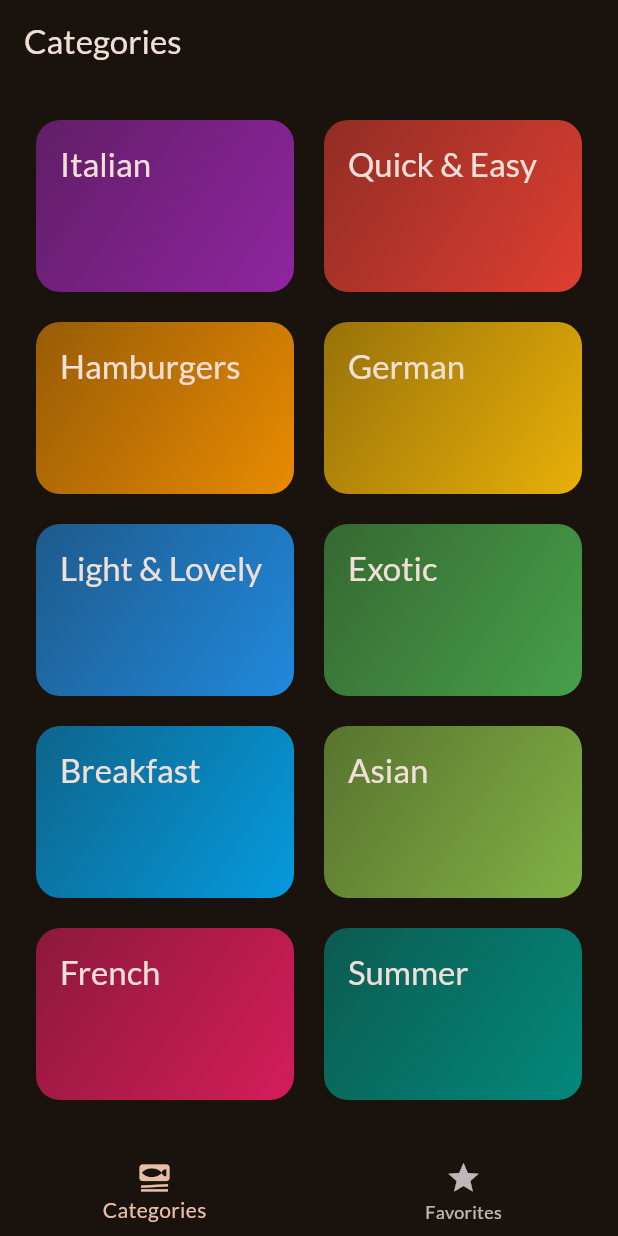
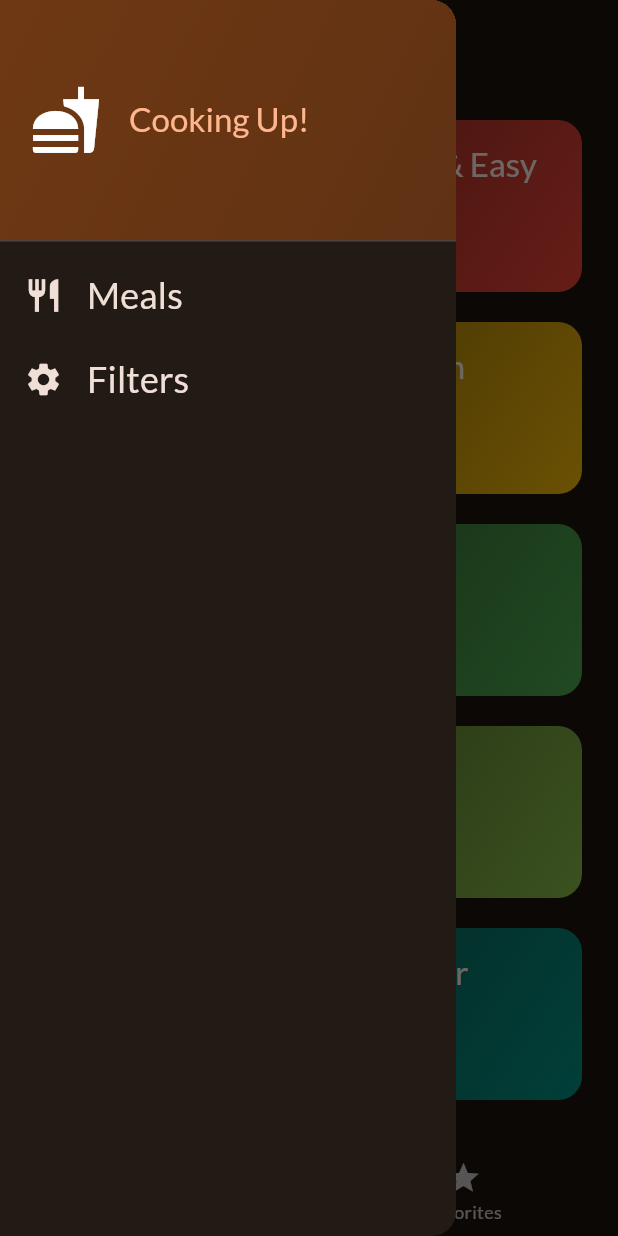
Before and after one commit to timothybaraka/Meals, a Flutter app: the screen it shows after launch, with the side drawer open (before the commit the screen has no drawer), on a phone screen of 412 x 824 dp. Run offline on Flutter 3.47's test engine with Material 3 defaults, Android fonts, the phone set to English and light mode, and no system bars; our stand-ins replace google_fonts, transparent_image.

Commit message:
Add a side drawer

```diff
--- a/lib/main.dart
+++ b/lib/main.dart
@@ -1,7 +1,6 @@
 import 'package:flutter/material.dart';
 import 'package:google_fonts/google_fonts.dart';
 import 'package:meals/screens/tabs.dart';
-
 
 final theme = ThemeData(
   useMaterial3: true,
--- a/lib/screens/tabs.dart
+++ b/lib/screens/tabs.dart
@@ -2,7 +2,9 @@ import 'package:flutter/material.dart';
 import 'package:flutter/widgets.dart';
 import 'package:meals/models/meal.dart';
 import 'package:meals/screens/categories.dart';
+import 'package:meals/screens/filters.dart';
 import 'package:meals/screens/meals.dart';
+import 'package:meals/widgets/main_drawer.dart';
 
 class TabsScreen extends StatefulWidget {
   const TabsScreen({super.key});
@@ -43,6 +45,15 @@ class _TabsScreenState extends State<TabsScreen> {
     });
   }
 
+  void _setScreen(String identifier) {
+    Navigator.of(context).pop();
+    if (identifier == 'filters') {
+      Navigator.of(context).push(
+        MaterialPageRoute(builder: (ctx) => const FiltersScreen()),
+      );
+    }
+  }
+
   @override
   Widget build(BuildContext context) {
     Widget activePage =
@@ -59,6 +70,7 @@ class _TabsScreenState extends State<TabsScreen> {
       appBar: AppBar(
         title: Text(activePageTitle),
       ),
+      drawer: MainDrawer(onSelectScreen: _setScreen),
       body: activePage,
       bottomNavigationBar: BottomNavigationBar(
         onTap: _selectPage,
--- /dev/null
+++ b/lib/widgets/main_drawer.dart
@@ -0,0 +1,61 @@
+import 'package:flutter/material.dart';
+
+class MainDrawer extends StatelessWidget {
+  const MainDrawer({super.key, required this.onSelectScreen});
+
+  final void Function(String identifier) onSelectScreen;
+
+  @override
+  Widget build(BuildContext context) {
+    return Drawer(
+        child: Column(
+      children: [
+        DrawerHeader(
+          padding: const EdgeInsets.all(20),
+          decoration: BoxDecoration(
+              gradient: LinearGradient(colors: [
+            Theme.of(context).colorScheme.primaryContainer,
+            Theme.of(context).colorScheme.primaryContainer.withOpacity(0.8)
+          ], begin: Alignment.topLeft, end: Alignment.bottomRight)),
+          child: Row(children: [
+            const Icon(Icons.fastfood, size: 48),
+            const SizedBox(width: 18),
+            Text('Cooking Up!',
+                style: Theme.of(context)
+                    .textTheme
+                    .titleLarge!
+                    .copyWith(color: Theme.of(context).colorScheme.primary))
+          ]),
+        ),
+        ListTile(
+          leading: Icon(
+            Icons.restaurant,
+            size: 26,
+            color: Theme.of(context).colorScheme.onBackground,
+          ),
+          title: Text('Meals',
+              style: Theme.of(context).textTheme.titleSmall!.copyWith(
+                  color: Theme.of(context).colorScheme.onBackground,
+                  fontSize: 24)),
+          onTap: () {
+            onSelectScreen('meals');
+          },
+        ),
+        ListTile(
+          leading: Icon(
+            Icons.settings,
+            size: 26,
+            color: Theme.of(context).colorScheme.onBackground,
+          ),
+          title: Text('Filters',
+              style: Theme.of(context).textTheme.titleSmall!.copyWith(
+                  color: Theme.of(context).colorScheme.onBackground,
+                  fontSize: 24)),
+          onTap: () {
+            onSelectScreen('filters');
+          },
+        )
+      ],
+    ));
+  }
+}
```
Also changed, not shown: lib/screens/filters.dart (added, +97 -0 lines).
